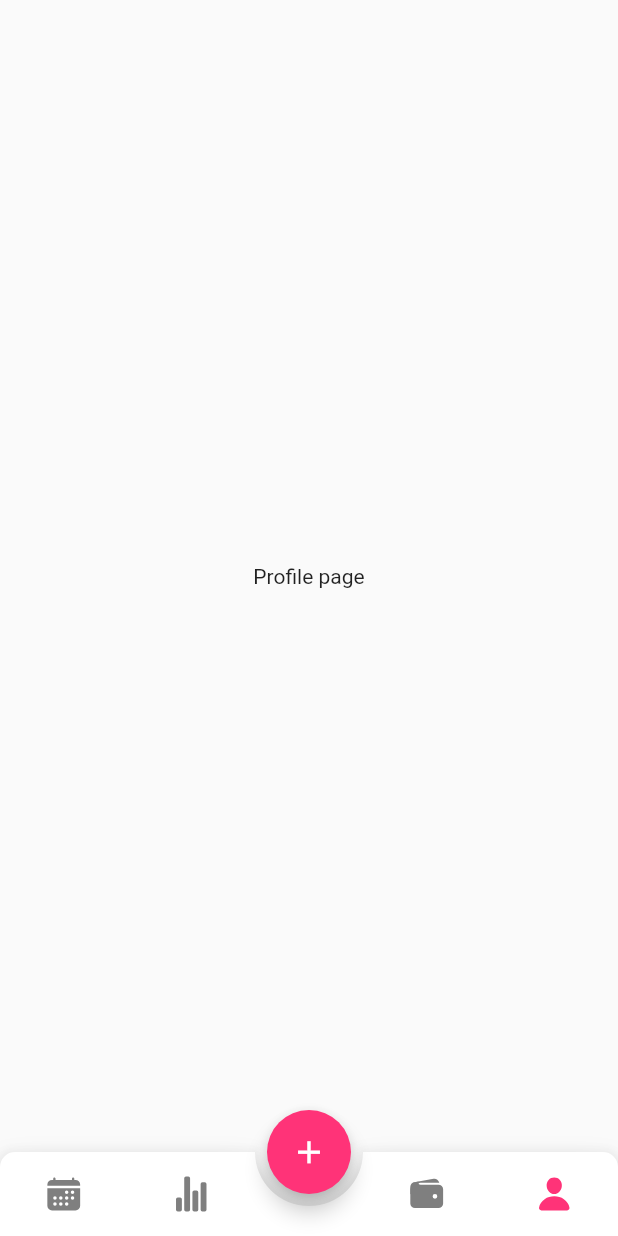
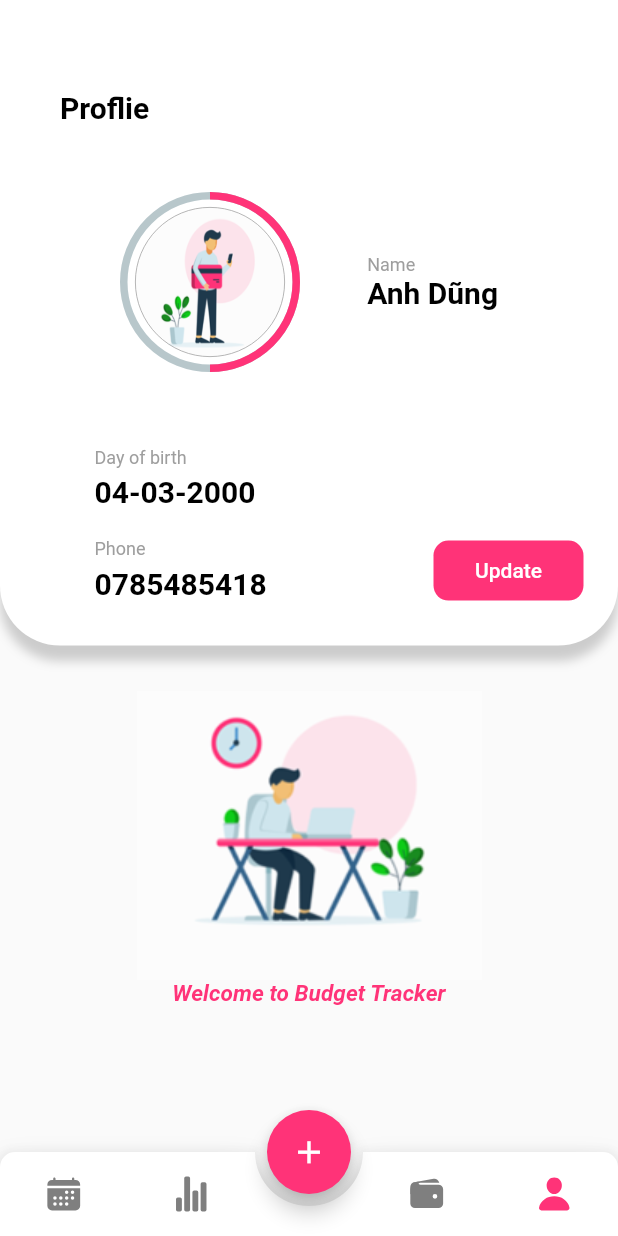
Before and after one commit to JanDongGun/BudgetFlutter, a Flutter app: the RootApp screen opened directly, item 4 of the bottom bar chosen, on a phone screen of 412 x 824 dp. Run offline on Flutter 3.47's test engine with Material 2 defaults, Android fonts, the phone set to English and light mode, and no system bars; drawn by our look-alikes of animated_bottom_navigation_bar, percent_indicator; our stand-ins replace fl_chart, font_awesome_flutter, ionicons; missing offline and left inert: antdesign_icons.

Commit message:
add profile_page

```diff
--- /dev/null
+++ b/lib/pages/proflie_page.dart
@@ -0,0 +1,217 @@
+import 'package:budgetapp/pages/update_profile_page.dart';
+import 'package:flutter/material.dart';
+import 'package:budgetapp/theme/colors.dart';
+import 'package:percent_indicator/circular_percent_indicator.dart';
+import 'package:percent_indicator/linear_percent_indicator.dart';
+
+class Profile extends StatefulWidget {
+  const Profile({Key? key}) : super(key: key);
+
+  @override
+  _ProfileState createState() => _ProfileState();
+}
+
+class _ProfileState extends State<Profile> {
+  @override
+  Widget build(BuildContext context) {
+    return Scaffold(
+      body: getBody(),
+    );
+  }
+
+  Widget getBody() {
+    var size = MediaQuery.of(context).size;
+    return Column(
+      children: [
+        Container(
+          decoration: BoxDecoration(
+            color: white.withOpacity(1),
+          ),
+          child: Padding(
+            padding:
+                const EdgeInsets.only(top: 60, bottom: 25, right: 20, left: 20),
+            child: Row(
+              mainAxisAlignment: MainAxisAlignment.start,
+              children: [
+                const SizedBox(
+                  width: 20,
+                ),
+                Text(
+                  "Proflie",
+                  style: TextStyle(
+                      fontSize: 20,
+                      fontWeight: FontWeight.bold,
+                      color: black.withOpacity(1)),
+                ),
+              ],
+            ),
+          ),
+        ),
+        Container(
+          decoration: BoxDecoration(
+              borderRadius: const BorderRadius.only(
+                bottomLeft: Radius.circular(40),
+                bottomRight: Radius.circular(40),
+              ),
+              color: white.withOpacity(1),
+              boxShadow: [
+                BoxShadow(
+                    color: grey.withOpacity(0.5),
+                    offset: const Offset(0, 10),
+                    blurRadius: 5.0,
+                    spreadRadius: 0)
+              ]),
+          child: Padding(
+            padding: const EdgeInsets.all(20),
+            child: Column(
+              children: [
+                Padding(
+                  padding: const EdgeInsets.fromLTRB(60, 0, 60, 0),
+                  child: Row(
+                    mainAxisAlignment: MainAxisAlignment.spaceBetween,
+                    children: [
+                      CircularPercentIndicator(
+                        percent: 0.5,
+                        progressColor: primary,
+                        radius: 120,
+                        center: Container(
+                          height: 100,
+                          width: 100,
+                          decoration: BoxDecoration(
+                              borderRadius: BorderRadius.circular(50),
+                              border: Border.all(color: grey, width: 0.5),
+                              image: const DecorationImage(
+                                  fit: BoxFit.fill,
+                                  image: AssetImage(
+                                      'assets/images/keytar_sweenet.png'))),
+                        ),
+                      ),
+                      const SizedBox(
+                        width: 30,
+                      ),
+                      Column(
+                        crossAxisAlignment: CrossAxisAlignment.start,
+                        children: [
+                          Text(
+                            'Name',
+                            style: TextStyle(
+                                color: grey.withOpacity(1), fontSize: 12),
+                          ),
+                          Text(
+                            'Anh Dũng',
+                            style: TextStyle(
+                                color: black.withOpacity(1),
+                                fontSize: 20,
+                                fontWeight: FontWeight.bold),
+                          ),
+                        ],
+                      )
+                    ],
+                  ),
+                ),
+                const SizedBox(
+                  height: 30,
+                ),
+                Row(
+                  mainAxisAlignment: MainAxisAlignment.center,
+                  crossAxisAlignment: CrossAxisAlignment.end,
+                  children: [
+                    Column(
+                      children: [
+                        Padding(
+                          padding: const EdgeInsets.fromLTRB(40, 20, 20, 0),
+                          child: Container(
+                              height: size.height / 20,
+                              width: size.width / 2,
+                              child: Column(
+                                crossAxisAlignment: CrossAxisAlignment.start,
+                                mainAxisAlignment:
+                                    MainAxisAlignment.spaceBetween,
+                                children: [
+                                  Text(
+                                    'Day of birth',
+                                    style: TextStyle(
+                                        color: grey.withOpacity(1),
+                                        fontSize: 12),
+                                  ),
+                                  Text(
+                                    '04-03-2000',
+                                    style: TextStyle(
+                                        color: black.withOpacity(1),
+                                        fontSize: 20,
+                                        fontWeight: FontWeight.bold),
+                                  )
+                                ],
+                              )),
+                        ),
+                        Padding(
+                          padding: const EdgeInsets.fromLTRB(40, 20, 20, 0),
+                          child: Container(
+                              height: size.height / 20,
+                              width: size.width / 2,
+                              child: Column(
+                                crossAxisAlignment: CrossAxisAlignment.start,
+                                mainAxisAlignment:
+                                    MainAxisAlignment.spaceBetween,
+                                children: [
+                                  Text(
+                                    'Phone',
+                                    style: TextStyle(
+                                        color: grey.withOpacity(1),
+                                        fontSize: 12),
+                                  ),
+                                  Text(
+                                    '0785485418',
+                                    style: TextStyle(
+                                        color: black.withOpacity(1),
+                                        fontSize: 20,
+                                        fontWeight: FontWeight.bold),
+                                  ),
+                                ],
+                              )),
+                        ),
+                      ],
+                    ),
+                    Container(
+                        height: 40,
+                        width: 100,
+                        decoration: BoxDecoration(
+                            color: primary,
+                            borderRadius: BorderRadius.circular(10)),
+                        child: TextButton(
+                            onPressed: () {
+                              Navigator.push(
+                                  context,
+                                  MaterialPageRoute(
+                                      builder: (BuildContext context) =>
+                                          UpdateProfile()));
+                            },
+                            child: Text(
+                              "Update",
+                              style: TextStyle(color: white.withOpacity(1)),
+                            )))
+                  ],
+                ),
+                const SizedBox(
+                  height: 10,
+                ),
+              ],
+            ),
+          ),
+        ),
+        const SizedBox(
+          height: 30,
+        ),
+        Image.asset('assets/images/retro_ocupy.png'),
+        const Text(
+          'Welcome to Budget Tracker',
+          style: TextStyle(
+              fontSize: 15,
+              fontStyle: FontStyle.italic,
+              fontWeight: FontWeight.bold,
+              color: primary),
+        ),
+      ],
+    );
+  }
+}
--- a/lib/pages/root_app.dart
+++ b/lib/pages/root_app.dart
@@ -1,4 +1,5 @@
 import 'package:budgetapp/pages/daily_page.dart';
+import 'package:budgetapp/pages/proflie_page.dart';
 import 'package:budgetapp/pages/stat_page.dart';
 import 'package:budgetapp/pages/add_transaction_page.dart';
 import 'package:budgetapp/theme/colors.dart';
@@ -44,7 +45,7 @@ class _RootAppState extends State<RootApp> {
           child: Budget(),
         ),
         Center(
-          child: Text("Profile page"),
+          child: Profile(),
         ),
         Center(
           child: AddTransaction(),
--- a/pubspec.yaml
+++ b/pubspec.yaml
@@ -41,6 +41,7 @@ dependencies:
   syncfusion_flutter_calendar: ^19.3.59
   http: ^0.13.4
   font_awesome_flutter: ^9.2.0
+  image_picker: ^0.8.4+4
 
 dev_dependencies:
   flutter_test:
```
Also changed, not shown: lib/pages/update_profile_page.dart (added, +178 -0 lines), assets/images/retro_ocupy.png (added), pubspec.lock.
